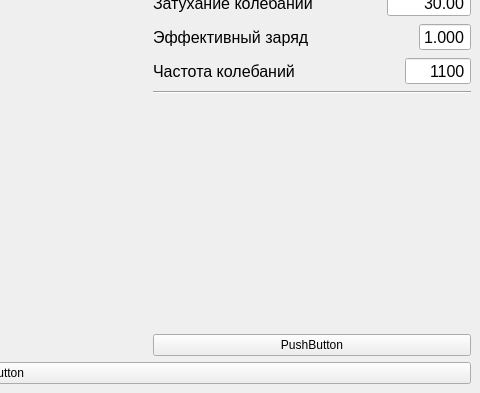
Old version of the form Ui.ui in the repository IDAnton/Drude-Lorentz; both pictures show x 494 to 974 and y 266 to 659 of the 974 by 659 pixel window.
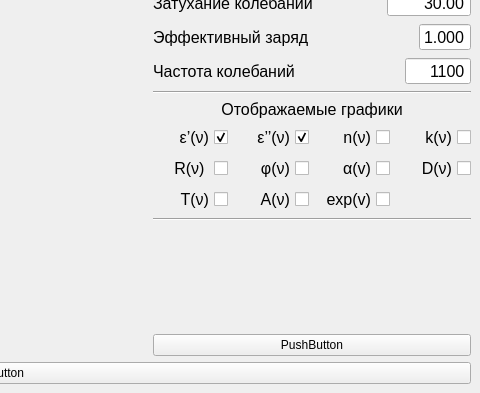
New version of the form. Custom widgets are drawn as their Qt base class.

Commit message: graph picking

Patch:
```diff
--- a/Ui.ui
+++ b/Ui.ui
@@ -666,6 +666,192 @@
             </property>
            </widget>
           </item>
+          <item>
+           <layout class="QVBoxLayout" name="GraphShowLayout">
+            <item>
+             <widget class="QLabel" name="ShowLabel">
+              <property name="font">
+               <font>
+                <family>Arial</family>
+                <pointsize>12</pointsize>
+               </font>
+              </property>
+              <property name="text">
+               <string>Отображаемые графики</string>
+              </property>
+              <property name="alignment">
+               <set>Qt::AlignCenter</set>
+              </property>
+             </widget>
+            </item>
+            <item>
+             <layout class="QGridLayout" name="gridLayout">
+              <item row="0" column="3">
+               <widget class="QCheckBox" name="ERealShowButton">
+                <property name="font">
+                 <font>
+                  <family>Arial</family>
+                  <pointsize>12</pointsize>
+                 </font>
+                </property>
+                <property name="contextMenuPolicy">
+                 <enum>Qt::DefaultContextMenu</enum>
+                </property>
+                <property name="layoutDirection">
+                 <enum>Qt::RightToLeft</enum>
+                </property>
+                <property name="text">
+                 <string>ε’(ν)</string>
+                </property>
+                <property name="checked">
+                 <bool>true</bool>
+                </property>
+               </widget>
+              </item>
+              <item row="0" column="2">
+               <widget class="QCheckBox" name="EImgShowButton">
+                <property name="font">
+                 <font>
+                  <family>Arial</family>
+                  <pointsize>12</pointsize>
+                 </font>
+                </property>
+                <property name="text">
+                 <string>ε’’(ν)</string>
+                </property>
+                <property name="checked">
+                 <bool>true</bool>
+                </property>
+               </widget>
+              </item>
+              <item row="0" column="1">
+               <widget class="QCheckBox" name="NShowButton">
+                <property name="font">
+                 <font>
+                  <family>Arial</family>
+                  <pointsize>12</pointsize>
+                 </font>
+                </property>
+                <property name="text">
+                 <string>n(ν)</string>
+                </property>
+               </widget>
+              </item>
+              <item row="0" column="0">
+               <widget class="QCheckBox" name="KShowButton">
+                <property name="font">
+                 <font>
+                  <family>Arial</family>
+                  <pointsize>12</pointsize>
+                 </font>
+                </property>
+                <property name="text">
+                 <string>k(ν)</string>
+                </property>
+               </widget>
+              </item>
+              <item row="1" column="3">
+               <widget class="QCheckBox" name="RShowButton">
+                <property name="font">
+                 <font>
+                  <family>Arial</family>
+                  <pointsize>12</pointsize>
+                 </font>
+                </property>
+                <property name="text">
+                 <string>R(ν) </string>
+                </property>
+               </widget>
+              </item>
+              <item row="1" column="2">
+               <widget class="QCheckBox" name="PhiShowButton">
+                <property name="font">
+                 <font>
+                  <family>Arial</family>
+                  <pointsize>12</pointsize>
+                 </font>
+                </property>
+                <property name="text">
+                 <string>φ(ν)</string>
+                </property>
+               </widget>
+              </item>
+              <item row="1" column="1">
+               <widget class="QCheckBox" name="AlphaShowButton">
+                <property name="font">
+                 <font>
+                  <family>Arial</family>
+                  <pointsize>12</pointsize>
+                 </font>
+                </property>
+                <property name="text">
+                 <string>α(v)</string>
+                </property>
+               </widget>
+              </item>
+              <item row="1" column="0">
+               <widget class="QCheckBox" name="DShowButton">
+                <property name="font">
+                 <font>
+                  <family>Arial</family>
+                  <pointsize>12</pointsize>
+                 </font>
+                </property>
+                <property name="text">
+                 <string>D(ν)</string>
+                </property>
+               </widget>
+              </item>
+              <item row="2" column="3">
+               <widget class="QCheckBox" name="TShowButton">
+                <property name="font">
+                 <font>
+                  <family>Arial</family>
+                  <pointsize>12</pointsize>
+                 </font>
+                </property>
+                <property name="text">
+                 <string>T(ν)</string>
+                </property>
+               </widget>
+              </item>
+              <item row="2" column="2">
+               <widget class="QCheckBox" name="AShowButton">
+                <property name="font">
+                 <font>
+                  <family>Arial</family>
+                  <pointsize>12</pointsize>
+                 </font>
+                </property>
+                <property name="text">
+                 <string>A(ν)</string>
+                </property>
+               </widget>
+              </item>
+              <item row="2" column="1">
+               <widget class="QCheckBox" name="ExpShowButton">
+                <property name="font">
+                 <font>
+                  <family>Arial</family>
+                  <pointsize>12</pointsize>
+                 </font>
+                </property>
+                <property name="text">
+                 <string>exp(v)</string>
+                </property>
+               </widget>
+              </item>
+             </layout>
+            </item>
+           </layout>
+          </item>
+          <item>
+           <widget class="Line" name="line_3">
+            <property name="orientation">
+             <enum>Qt::Horizontal</enum>
+            </property>
+           </widget>
+          </item>
           <item>
            <spacer name="verticalSpacer">
             <property name="orientation">
```
The commit also changes 4 other files.
